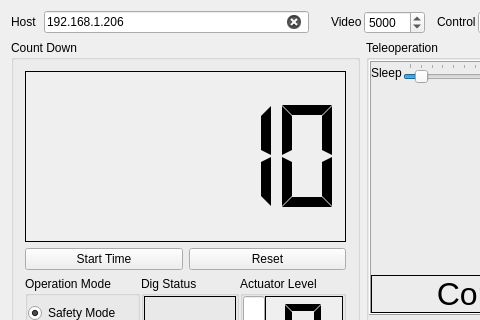
oxoocoffee/RMC_Panel_Monitor, file mainwindow.ui: the form before one commit; both pictures show x 0 to 480 and y 0 to 320 of the 734 by 521 pixel window.
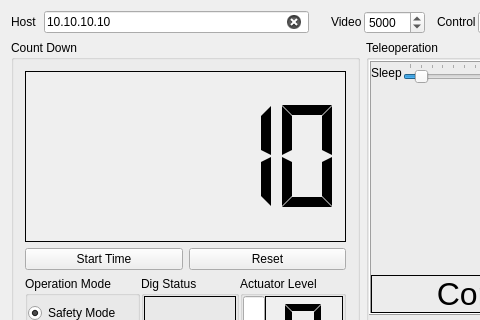
The form after the commit.

Commit message: Changed default CC300 IP

Diff of the .ui file:
```diff
--- a/mainwindow.ui
+++ b/mainwindow.ui
@@ -125,7 +125,7 @@
              <bool>false</bool>
             </property>
             <property name="text">
-             <string extracomment="1">192.168.1.206</string>
+             <string extracomment="1">10.10.10.10</string>
             </property>
             <property name="placeholderText">
              <string/>
```
Left out of the diff: 2 changed lines with no effect on the pictures.
